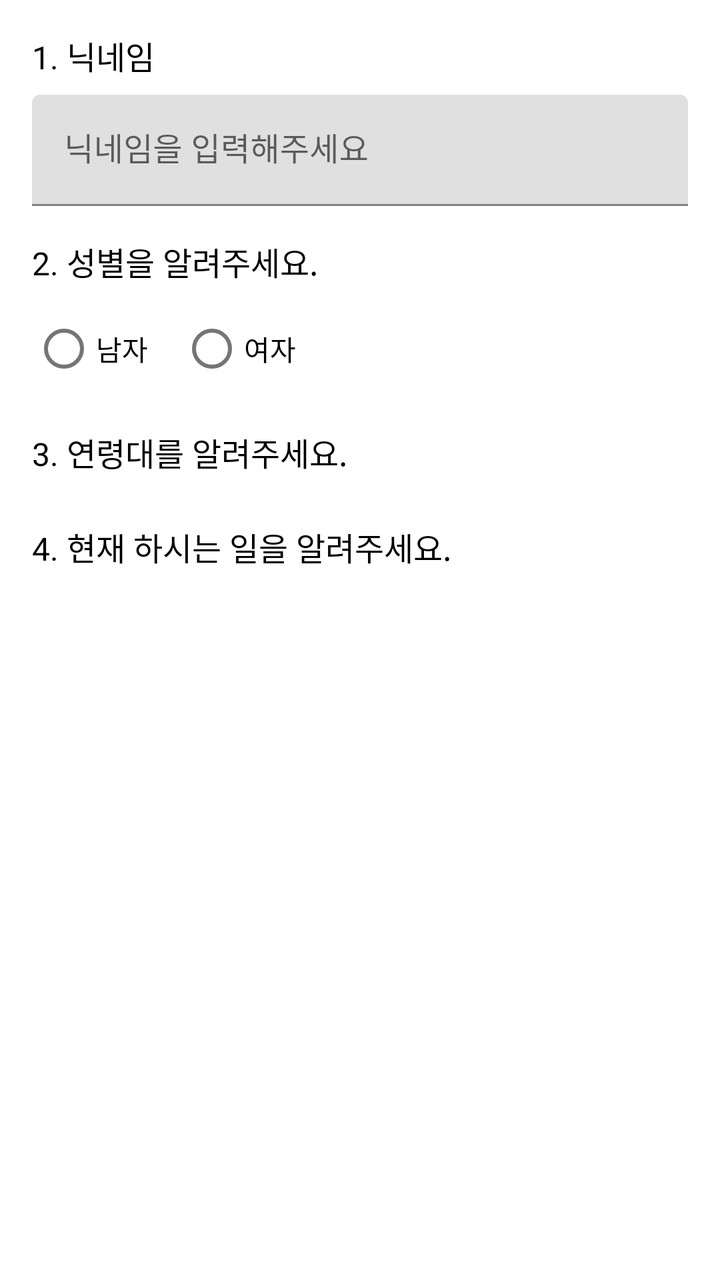
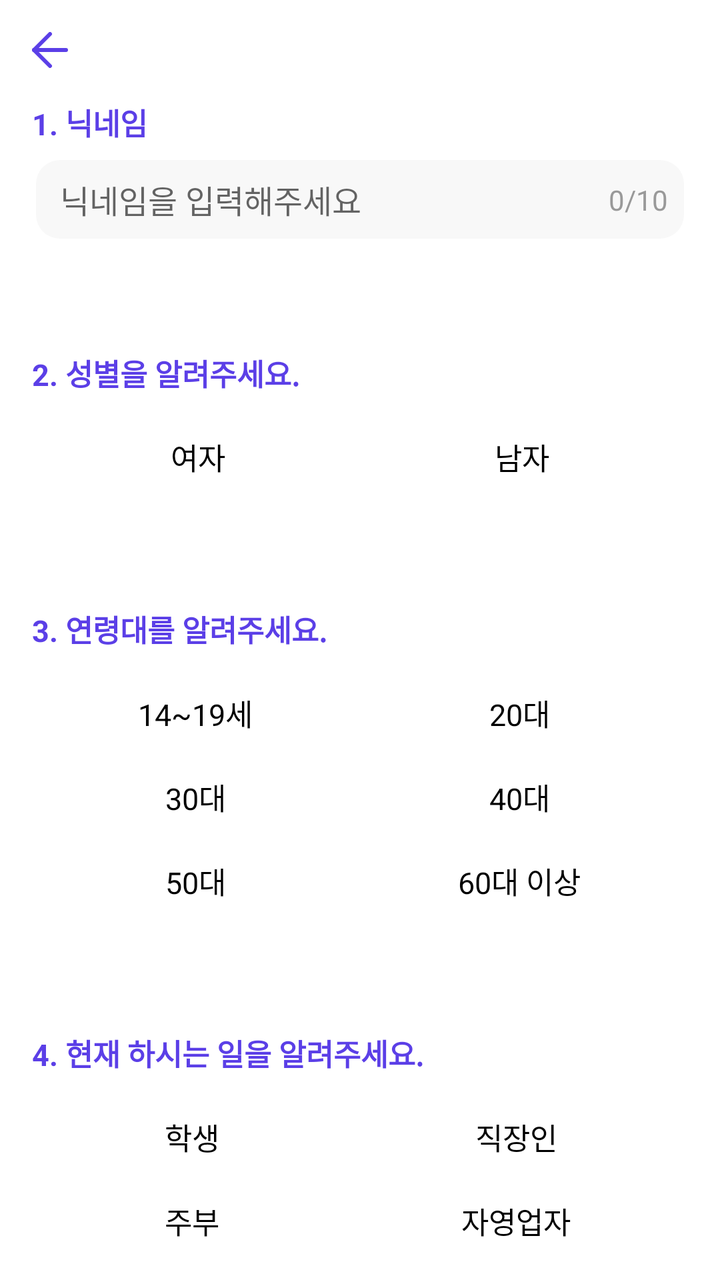

Before-and-after screenshots of an Android layout around one commit, followed by the original layout XML and the change that was made.
<!-- AndroidManifest.xml: fallback theme Theme.MaterialComponents.DayNight.NoActionBar -->
<!-- res/layout/fragment_signup.xml -->
<?xml version="1.0" encoding="utf-8"?>
<ScrollView
    xmlns:android="http://schemas.android.com/apk/res/android"
    android:layout_width="match_parent"
    android:layout_height="match_parent"
    android:padding="16dp"
    android:background="@color/white">

    <LinearLayout
        android:layout_width="match_parent"
        android:layout_height="wrap_content"
        android:orientation="vertical">

        
        <TextView
            android:id="@+id/tv_nickname_label"
            android:layout_width="wrap_content"
            android:layout_height="wrap_content"
            android:text="1. 닉네임"
            android:textSize="16sp"
            android:textColor="@color/black"
            android:layout_marginBottom="8dp" />

        <com.google.android.material.textfield.TextInputLayout
            android:id="@+id/til_nickname"
            android:layout_width="match_parent"
            android:layout_height="wrap_content"
            android:hint="닉네임을 입력해주세요">

            <com.google.android.material.textfield.TextInputEditText
                android:id="@+id/et_nickname"
                android:layout_width="match_parent"
                android:layout_height="wrap_content"
                android:maxLength="10"
                android:inputType="text" />
        </com.google.android.material.textfield.TextInputLayout>

        
        <TextView
            android:id="@+id/tv_gender_label"
            android:layout_width="wrap_content"
            android:layout_height="wrap_content"
            android:text="2. 성별을 알려주세요."
            android:textSize="16sp"
            android:textColor="@color/black"
            android:layout_marginTop="16dp"
            android:layout_marginBottom="8dp" />

        <RadioGroup
            android:id="@+id/rg_gender"
            android:layout_width="match_parent"
            android:layout_height="wrap_content"
            android:orientation="horizontal">

            <RadioButton
                android:id="@+id/rb_gender_male"
                android:layout_width="wrap_content"
                android:layout_height="wrap_content"
                android:text="남자"
                android:textSize="14sp" />

            <RadioButton
                android:id="@+id/rb_gender_female"
                android:layout_width="wrap_content"
                android:layout_height="wrap_content"
                android:text="여자"
                android:textSize="14sp"
                android:layout_marginStart="16dp" />
        </RadioGroup>

        
        <TextView
            android:id="@+id/tv_age_label"
            android:layout_width="wrap_content"
            android:layout_height="wrap_content"
            android:text="3. 연령대를 알려주세요."
            android:textSize="16sp"
            android:textColor="@color/black"
            android:layout_marginTop="16dp"
            android:layout_marginBottom="8dp" />

        

        
        <TextView
            android:id="@+id/tv_job_label"
            android:layout_width="wrap_content"
            android:layout_height="wrap_content"
            android:text="4. 현재 하시는 일을 알려주세요."
            android:textSize="16sp"
            android:textColor="@color/black"
            android:layout_marginTop="16dp"
            android:layout_marginBottom="8dp" />


    </LinearLayout>
</ScrollView>
<!-- resources referenced by this layout -->
<resources>
  <!-- unchanged entries left out for length: 2 -->
</resources>

<!-- the commit's change to res/layout/fragment_signup.xml (unified diff, before → after) -->
@@ -1,97 +1,290 @@
-<?xml version="1.0" encoding="utf-8"?>
-<ScrollView
+<androidx.constraintlayout.widget.ConstraintLayout
     xmlns:android="http://schemas.android.com/apk/res/android"
+    xmlns:app="http://schemas.android.com/apk/res-auto"
     android:layout_width="match_parent"
     android:layout_height="match_parent"
-    android:padding="16dp"
     android:background="@color/white">
 
-    <LinearLayout
-        android:layout_width="match_parent"
-        android:layout_height="wrap_content"
-        android:orientation="vertical">
-
-        
-        <TextView
-            android:id="@+id/tv_nickname_label"
+    
+    <ImageView
+        android:id="@+id/iv_back"
+        android:layout_width="wrap_content"
+        android:layout_height="wrap_content"
+        android:layout_marginStart="@dimen/space_median"
+        android:layout_marginTop="@dimen/space_median"
+        android:contentDescription="뒤로가기"
+        android:src="@drawable/ic_back"
+        app:layout_constraintStart_toStartOf="parent"
+        app:layout_constraintTop_toTopOf="parent" />
+
+    
+    <TextView
+        android:id="@+id/tv_nickname_label"
+        android:layout_width="wrap_content"
+        android:layout_height="wrap_content"
+        android:layout_marginStart="@dimen/space_median"
+        android:layout_marginTop="@dimen/space_median"
+        android:text="@string/signup_nickname_title"
+        style="@style/body_semibo"
+        android:textColor="@color/main1"
+        android:textStyle="bold"
+        app:layout_constraintStart_toStartOf="parent"
+        app:layout_constraintTop_toBottomOf="@id/iv_back" />
+
+    <TextView
+        android:id="@+id/tv_nickname_error"
+        android:layout_width="wrap_content"
+        android:layout_height="wrap_content"
+        android:textColor="@color/errorClicked"
+        style="@style/small_semib"
+        android:text="닉네임을 입력해주세요"
+        android:visibility="invisible"
+        android:layout_marginStart="9dp"
+        android:layout_marginBottom="@dimen/space_x_small"
+        app:layout_constraintStart_toEndOf="@+id/tv_nickname_label"
+        app:layout_constraintBottom_toTopOf="@+id/cl_nickname" />
+
+    <androidx.constraintlayout.widget.ConstraintLayout
+        android:id="@+id/cl_nickname"
+        android:layout_width="0dp"
+        android:layout_height="wrap_content"
+        android:layout_marginTop="@dimen/space_x_small"
+        android:background="@drawable/rounded_nickname_background"
+        android:padding="8dp"
+        app:layout_constraintEnd_toEndOf="parent"
+        app:layout_constraintStart_toStartOf="parent"
+        app:layout_constraintTop_toBottomOf="@id/tv_nickname_label"
+        app:layout_constraintWidth_percent="0.9">
+
+        <com.google.android.material.textfield.TextInputEditText
+            android:id="@+id/et_nickname"
+            android:layout_width="0dp"
+            android:layout_height="wrap_content"
+            android:background="@android:color/transparent"
+            android:hint="@string/signup_nickname_hint"
+            android:inputType="text"
+            android:maxLength="10"
+            android:paddingStart="4dp"
+            android:paddingEnd="4dp"
+            android:textColor="@color/black"
+            android:textSize="16sp"
+            app:layout_constraintBottom_toBottomOf="parent"
+            app:layout_constraintEnd_toStartOf="@id/tv_char_count"
+            app:layout_constraintStart_toStartOf="parent"
+            app:layout_constraintTop_toTopOf="parent" />
+
+        <TextView
+            android:id="@+id/tv_char_count"
             android:layout_width="wrap_content"
             android:layout_height="wrap_content"
-            android:text="1. 닉네임"
-            android:textSize="16sp"
-            android:textColor="@color/black"
-            android:layout_marginBottom="8dp" />
-
-        <com.google.android.material.textfield.TextInputLayout
-            android:id="@+id/til_nickname"
-            android:layout_width="match_parent"
+            android:text="0/10"
+            android:textColor="@color/black2"
+            android:textSize="14sp"
+            app:layout_constraintBottom_toBottomOf="parent"
+            app:layout_constraintEnd_toEndOf="parent"
+            app:layout_constraintTop_toTopOf="parent" />
+
+    </androidx.constraintlayout.widget.ConstraintLayout>
+
+    
+    <TextView
+        android:id="@+id/tv_gender_label"
+        style="@style/body_semibo"
+        android:layout_width="wrap_content"
+        android:layout_height="wrap_content"
+        android:layout_marginStart="@dimen/space_median"
+        android:layout_marginTop="@dimen/signup_gender_margin"
+        android:text="@string/signup_gender_title"
+        android:textColor="@color/main1"
+        android:textStyle="bold"
+        app:layout_constraintStart_toStartOf="parent"
+        app:layout_constraintTop_toBottomOf="@id/cl_nickname" />
+
+    <GridLayout
+        android:id="@+id/gl_gender_group"
+        android:layout_width="0dp"
+        android:layout_height="wrap_content"
+        android:layout_marginTop="20dp"
+        android:columnCount="2"
+        app:layout_constraintEnd_toEndOf="parent"
+        app:layout_constraintStart_toStartOf="parent"
+        app:layout_constraintTop_toBottomOf="@id/tv_gender_label"
+        app:layout_constraintWidth_percent="0.9">
+
+        <TextView
+            android:id="@+id/tv_gender_male"
+            style="@style/body_regula"
+            android:layout_height="match_parent"
+            android:layout_columnWeight="1"
+            android:layout_gravity="center"
+            android:text="@string/signup_gender_female"
+            android:textColor="@color/black" />
+
+        <TextView
+            android:id="@+id/tv_gender_female"
+            style="@style/body_regula"
+            android:layout_columnWeight="1"
+            android:layout_gravity="center"
+            android:text="@string/signup_gender_male"
+            android:textColor="@color/black" />
+    </GridLayout>
+
+    
+    <TextView
+        android:id="@+id/tv_age_label"
+        style="@style/body_semibo"
+        android:layout_width="wrap_content"
+        android:layout_height="wrap_content"
+        android:layout_marginStart="16dp"
+        android:layout_marginTop="64dp"
+        android:text="@string/signup_age_title"
+        android:textColor="@color/main1"
+        android:textStyle="bold"
+        app:layout_constraintStart_toStartOf="parent"
+        app:layout_constraintTop_toBottomOf="@id/gl_gender_group" />
+
+    
+
+    <GridLayout
+        android:id="@+id/gl_age_group"
+        android:layout_width="0dp"
+        android:layout_height="wrap_content"
+        android:layout_marginTop="20dp"
+        android:columnCount="2"
+        app:layout_constraintEnd_toEndOf="parent"
+        app:layout_constraintHorizontal_bias="0.487"
+        app:layout_constraintStart_toStartOf="parent"
+        app:layout_constraintTop_toBottomOf="@id/tv_age_label"
+        app:layout_constraintWidth_percent="0.9">
+
+        <TextView
+            android:id="@+id/tv_age_14_19"
+            style="@style/body_regula"
+            android:layout_columnWeight="1"
+            android:layout_gravity="center"
+            android:text="@string/signup_age_10s"
+            android:textColor="@color/black" />
+
+        <TextView
+            android:id="@+id/tv_age_20"
+            style="@style/body_regula"
+            android:layout_columnWeight="1"
+            android:layout_gravity="center"
+            android:text="@string/signup_age_20s"
+            android:textColor="@color/black" />
+
+        <TextView
+            android:id="@+id/tv_age_30"
+            style="@style/body_regula"
             android:layout_height="wrap_content"
-            android:hint="닉네임을 입력해주세요">
-
-            <com.google.android.material.textfield.TextInputEditText
-                android:id="@+id/et_nickname"
-                android:layout_width="match_parent"
-                android:layout_height="wrap_content"
-                android:maxLength="10"
-                android:inputType="text" />
-        </com.google.android.material.textfield.TextInputLayout>
-
-        
-        <TextView
-            android:id="@+id/tv_gender_label"
-            android:layout_width="wrap_content"
-            android:layout_height="wrap_content"
-            android:text="2. 성별을 알려주세요."
-            android:textSize="16sp"
-            android:textColor="@color/black"
-            android:layout_marginTop="16dp"
-            android:layout_marginBottom="8dp" />
-
-        <RadioGroup
-            android:id="@+id/rg_gender"
-            android:layout_width="match_parent"
-            android:layout_height="wrap_content"
-            android:orientation="horizontal">
-
-            <RadioButton
-                android:id="@+id/rb_gender_male"
-                android:layout_width="wrap_content"
-                android:layout_height="wrap_content"
-                android:text="남자"
-                android:textSize="14sp" />
-
-            <RadioButton
-                android:id="@+id/rb_gender_female"
-                android:layout_width="wrap_content"
-                android:layout_height="wrap_content"
-                android:text="여자"
-                android:textSize="14sp"
-                android:layout_marginStart="16dp" />
-        </RadioGroup>
-
-        
-        <TextView
-            android:id="@+id/tv_age_label"
-            android:layout_width="wrap_content"
-            android:layout_height="wrap_content"
-            android:text="3. 연령대를 알려주세요."
-            android:textSize="16sp"
-            android:textColor="@color/black"
-            android:layout_marginTop="16dp"
-            android:layout_marginBottom="8dp" />
-
-        
-
-        
-        <TextView
-            android:id="@+id/tv_job_label"
-            android:layout_width="wrap_content"
-            android:layout_height="wrap_content"
-            android:text="4. 현재 하시는 일을 알려주세요."
-            android:textSize="16sp"
-            android:textColor="@color/black"
-            android:layout_marginTop="16dp"
-            android:layout_marginBottom="8dp" />
-
-
-    </LinearLayout>
-</ScrollView>
+            android:layout_columnWeight="1"
+            android:layout_gravity="center"
+            android:layout_marginTop="20dp"
+            android:text="@string/signup_age_30s"
+            android:textColor="@color/black" />
+
+        <TextView
+            android:id="@+id/tv_age_40"
+            style="@style/body_regula"
+            android:layout_columnWeight="1"
+            android:layout_gravity="center"
+            android:layout_marginTop="20dp"
+            android:text="@string/signup_age_40s"
+            android:textColor="@color/black" />
+
+        <TextView
+            android:id="@+id/tv_age_50"
+            style="@style/body_regula"
+            android:layout_columnWeight="1"
+            android:layout_gravity="center"
+            android:layout_marginTop="20dp"
+            android:text="@string/signup_age_50s"
+            android:textColor="@color/black" />
+
+        <TextView
+            android:id="@+id/tv_age_60_plus"
+            style="@style/body_regula"
+            android:layout_columnWeight="1"
+            android:layout_gravity="center"
+            android:layout_marginTop="20dp"
+            android:text="@string/signup_age_over_60"
+            android:textColor="@color/black" />
+    </GridLayout>
+
+    <TextView
+        android:id="@+id/tv_job_label"
+        style="@style/body_semibo"
+        android:layout_width="wrap_content"
+        android:layout_height="wrap_content"
+        android:layout_marginStart="16dp"
+        android:layout_marginTop="64dp"
+        android:text="@string/signup_job_title"
+        android:textColor="@color/main1"
+        android:textStyle="bold"
+        app:layout_constraintStart_toStartOf="parent"
+        app:layout_constraintTop_toBottomOf="@id/gl_age_group" />
+
+    
+
+    <GridLayout
+        android:id="@+id/gl_job_group"
+        android:layout_width="0dp"
+        android:layout_height="wrap_content"
+        android:layout_marginTop="20dp"
+        android:columnCount="2"
+        app:layout_constraintEnd_toEndOf="parent"
+        app:layout_constraintHorizontal_bias="0.609"
+        app:layout_constraintStart_toStartOf="parent"
+        app:layout_constraintTop_toBottomOf="@id/tv_job_label"
+        app:layout_constraintWidth_percent="0.9">
+
+        <TextView
+            android:id="@+id/tv_job_student"
+            style="@style/body_regula"
+            android:layout_columnWeight="1"
+            android:layout_gravity="center"
+            android:text="@string/signup_job_student"
+            android:textColor="@color/black" />
+
+        <TextView
+            android:id="@+id/tv_job_worker"
+            style="@style/body_regula"
+            android:layout_columnWeight="1"
+            android:layout_gravity="center"
+            android:text="@string/signup_job_worker"
+            android:textColor="@color/black" />
+
+        <TextView
+            android:id="@+id/tv_job_housewife"
+            style="@style/body_regula"
+            android:layout_columnWeight="1"
+            android:layout_gravity="center"
+            android:layout_marginTop="20dp"
+            android:text="@string/signup_job_housewife"
+            android:textColor="@color/black" />
+
+        <TextView
+            android:id="@+id/tv_job_self_employed"
+            style="@style/body_regula"
+            android:layout_columnWeight="1"
+            android:layout_gravity="center"
+            android:layout_marginTop="20dp"
+            android:text="@string/signup_job_business_owner"
+            android:textColor="@color/black" />
+    </GridLayout>
+
+    <ImageView
+        android:id="@+id/btn_signup_complete"
+        android:layout_width="0dp"
+        android:layout_height="wrap_content"
+        android:layout_marginTop="58dp"
+        android:src="@drawable/btn_sucess"
+        app:layout_constraintBottom_toBottomOf="parent"
+        app:layout_constraintEnd_toEndOf="parent"
+        app:layout_constraintHorizontal_bias="0.609"
+        app:layout_constraintStart_toStartOf="parent"
+        app:layout_constraintTop_toBottomOf="@id/gl_job_group"
+        app:layout_constraintVertical_bias="0.0"
+        app:layout_constraintWidth_percent="0.9" />
+
+</androidx.constraintlayout.widget.ConstraintLayout>
<!-- resource entries referenced after the edit -->
@@ -1,5 +1,86 @@
 <!-- resources referenced by this layout -->
 <resources>
+  <color name="black2">#999999</color>
+  <color name="errorClicked">#FF6666</color>
+  <color name="main1">#5B3FE7</color>
+  <dimen name="signup_gender_margin">56dp</dimen>
+  <dimen name="space_median">16dp</dimen>
+  <dimen name="space_x_small">8dp</dimen>
+  <!-- drawable btn_sucess (drawable) -->
+  <vector xmlns:android="http://schemas.android.com/apk/res/android"
+      android:width="340dp"
+      android:height="44dp"
+      android:viewportWidth="328"
+      android:viewportHeight="44">
+    <path
+        android:pathData="M22,0L306,0A22,22 0,0 1,328 22L328,22A22,22 0,0 1,306 44L22,44A22,22 0,0 1,0 22L0,22A22,22 0,0 1,22 0z"
+        android:fillColor="#5B3FE7"/>
+    <path
+        android:pathData="M153.97,20.07H155.96V22.17H153.97V20.07ZM154.94,15C156.95,15 158.41,16.16 158.41,17.83C158.41,19.49 156.95,20.64 154.94,20.64C152.93,20.64 151.48,19.49 151.48,17.83C151.48,16.16 152.93,15 154.94,15ZM154.94,16.5C154,16.5 153.34,16.98 153.34,17.83C153.34,18.67 154,19.16 154.94,19.16C155.9,19.16 156.55,18.67 156.55,17.83C156.55,16.98 155.9,16.5 154.94,16.5ZM159.83,14.46H161.83V25.05H159.83V14.46ZM161.12,18.81H163.57V20.44H161.12V18.81ZM152.56,26.49H162.29V28.09H152.56V26.49ZM152.56,24.14H154.57V27.18H152.56V24.14ZM150.98,23.25L150.76,21.66C153.11,21.66 156.37,21.65 159.1,21.25L159.23,22.68C156.43,23.2 153.28,23.25 150.98,23.25ZM167.79,22.55H169.74V25.82H167.79V22.55ZM172.19,22.53H174.14V25.82H172.19V22.53ZM164.62,25.18H177.18V26.81H164.62V25.18ZM166.02,15.35H175.77V19.95H168.04V22.31H166.05V18.39H173.79V16.92H166.02V15.35ZM166.05,21.47H176.09V23.07H166.05V21.47Z"
+        android:fillColor="#ffffff"/>
+  </vector>
+  <!-- drawable ic_back (drawable) -->
+  <vector xmlns:android="http://schemas.android.com/apk/res/android"
+      android:width="18dp"
+      android:height="18dp"
+      android:viewportWidth="18"
+      android:viewportHeight="18">
+    <path
+        android:pathData="M17,9H1"
+        android:strokeLineJoin="round"
+        android:strokeWidth="2"
+        android:fillColor="#00000000"
+        android:strokeColor="#5B3FE7"
+        android:strokeLineCap="round"/>
+    <path
+        android:pathData="M9,17L1,9L9,1"
+        android:strokeLineJoin="round"
+        android:strokeWidth="2"
+        android:fillColor="#00000000"
+        android:strokeColor="#5B3FE7"
+        android:strokeLineCap="round"/>
+  </vector>
+  <!-- drawable rounded_nickname_background (drawable) -->
+  <shape xmlns:android="http://schemas.android.com/apk/res/android">
+      <solid android:color="@color/black0" />
+      <corners android:radius="12dp" />
+  </shape>
+  <string name="signup_age_10s">14~19세</string>
+  <string name="signup_age_20s">20대</string>
+  <string name="signup_age_30s">30대</string>
+  <string name="signup_age_40s">40대</string>
+  <string name="signup_age_50s">50대</string>
+  <string name="signup_age_over_60">60대 이상</string>
+  <string name="signup_age_title">3. 연령대를 알려주세요.</string>
+  <string name="signup_gender_female">여자</string>
+  <string name="signup_gender_male">남자</string>
+  <string name="signup_gender_title">2. 성별을 알려주세요.</string>
+  <string name="signup_job_business_owner">자영업자</string>
+  <string name="signup_job_housewife">주부</string>
+  <string name="signup_job_student">학생</string>
+  <string name="signup_job_title">4. 현재 하시는 일을 알려주세요.</string>
+  <string name="signup_job_worker">직장인</string>
+  <string name="signup_nickname_hint">닉네임을 입력해주세요</string>
+  <string name="signup_nickname_title">1. 닉네임</string>
+  <style name="body_regula">
+          <item name="android:fontStyle">normal</item>
+          <item name="android:fontFamily">sans-serif</item>
+          <item name="android:fontWeight">400</item>
+          <item name="android:textSize">15sp</item>
+      </style>
+  <style name="body_semibo">
+          <item name="android:fontStyle">normal</item>
+          <item name="android:fontFamily">sans-serif</item>
+          <item name="android:fontWeight">600</item>
+          <item name="android:textSize">15sp</item>
+      </style>
+  <style name="small_semib">
+          <item name="android:fontStyle">normal</item>
+          <item name="android:fontFamily">sans-serif</item>
+          <item name="android:fontWeight">600</item>
+          <item name="android:textSize">12sp</item>
+      </style>
+  <color name="black0">#F8F8F8</color>
   <!-- unchanged entries left out for length: 2 -->
 </resources>
 
